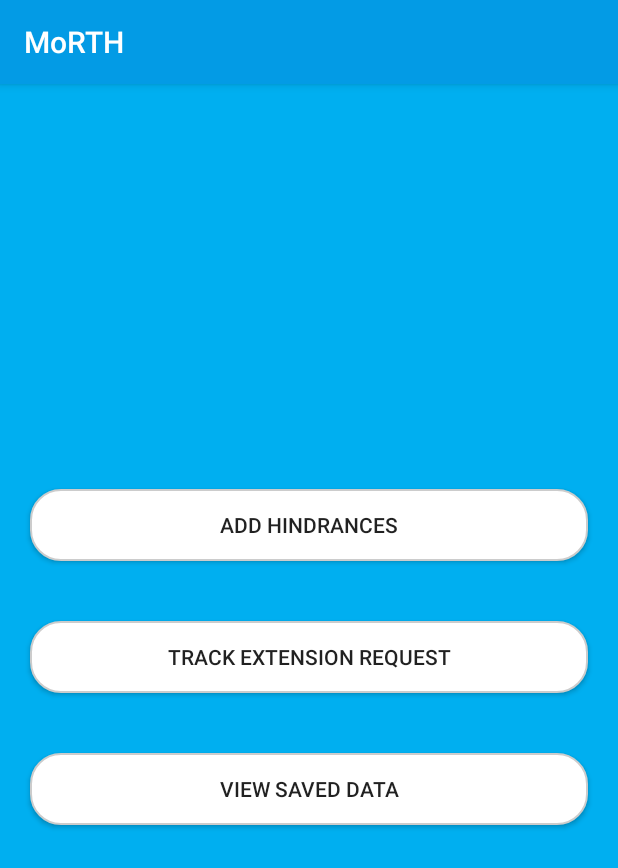
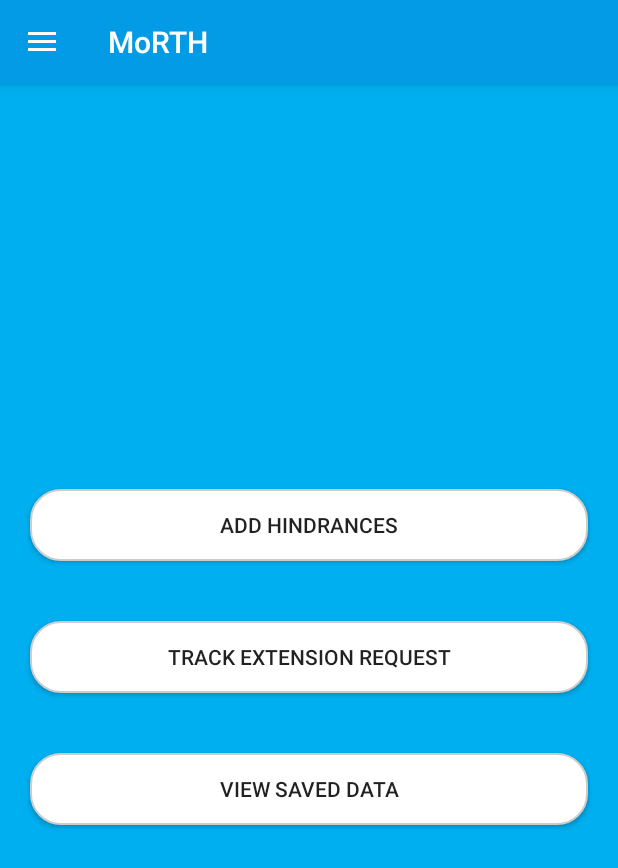
Before and after one commit to souravpaul8/MoRTH, an Android app: the HomeActivity screen opened directly, with no data from a screen before it, on a phone screen of 412 x 824 dp. Shown: the top 868 px of the screen. Run offline under Robolectric (Android 15) with nearby library versions, the phone set to English and light mode, and no system bars.

Commit message:
Navigation Drawer added

```diff
--- a/app/build.gradle
+++ b/app/build.gradle
@@ -22,6 +22,7 @@ android {
 dependencies {
     implementation fileTree(dir: 'libs', include: ['*.jar'])
     implementation 'com.android.support:appcompat-v7:28.0.0'
+    implementation 'com.android.support:design:28.0.0'
     implementation 'com.android.support:recyclerview-v7:28.0.0'
     implementation 'com.android.support.constraint:constraint-layout:1.1.3'
     implementation 'com.android.support:cardview-v7:28.0.0'
--- a/app/src/main/java/com/thecombatant/morth/HomeActivity.java
+++ b/app/src/main/java/com/thecombatant/morth/HomeActivity.java
@@ -1,21 +1,40 @@
 package com.thecombatant.morth;
 
 import android.content.Intent;
+import android.support.annotation.NonNull;
+import android.support.design.widget.NavigationView;
+import android.support.v4.widget.DrawerLayout;
+import android.support.v7.app.ActionBarDrawerToggle;
 import android.support.v7.app.AppCompatActivity;
 import android.os.Bundle;
+import android.view.MenuItem;
 import android.view.View;
 import android.widget.Button;
 import android.widget.Toast;
 
-public class HomeActivity extends AppCompatActivity {
+public class HomeActivity extends AppCompatActivity implements NavigationView.OnNavigationItemSelectedListener {
 
     Button WeatherRelatedHindrances;
     Button ViewSavedData;
+
+    //for DrawerLayout
+    private DrawerLayout mDrawerLayout;
+    private ActionBarDrawerToggle mToggle;
 
     @Override
     protected void onCreate(Bundle savedInstanceState) {
         super.onCreate(savedInstanceState);
         setContentView(R.layout.activity_home);
+
+        //for DrawerLayout
+        mDrawerLayout = findViewById(R.id.drawer);
+        mToggle = new ActionBarDrawerToggle(this,mDrawerLayout,R.string.open,R.string.close);
+        mDrawerLayout.addDrawerListener(mToggle);
+        mToggle.syncState();
+        getSupportActionBar().setDisplayHomeAsUpEnabled(true);
+
+        NavigationView navigationView = findViewById(R.id.navigationMenu);
+        navigationView.setNavigationItemSelectedListener(this);
 
         final String tender = getIntent().getStringExtra("Tender_01");
         final String startdateofProject = getIntent().getStringExtra("startdateProject");
@@ -50,4 +69,18 @@ public class HomeActivity extends AppCompatActivity {
         });
 
     }
+
+    @Override
+    public boolean onOptionsItemSelected(MenuItem item){
+        if(mToggle.onOptionsItemSelected(item)){
+            return true;
+        }
+
+        return super.onOptionsItemSelected(item);
+    }
+
+    @Override
+    public boolean onNavigationItemSelected(@NonNull MenuItem menuItem) {
+        return true;
+    }
 }
--- a/app/src/main/res/layout/activity_home.xml
+++ b/app/src/main/res/layout/activity_home.xml
@@ -1,13 +1,17 @@
 <?xml version="1.0" encoding="utf-8"?>
-<LinearLayout xmlns:android="http://schemas.android.com/apk/res/android"
+<android.support.v4.widget.DrawerLayout xmlns:android="http://schemas.android.com/apk/res/android"
     xmlns:tools="http://schemas.android.com/tools"
     android:layout_width="match_parent"
     android:layout_height="match_parent"
+    xmlns:app="http://schemas.android.com/apk/res-auto"
     android:background="#00AFF0"
-    android:orientation="vertical"
-    xmlns:app="http://schemas.android.com/apk/res-auto"
+    android:id="@+id/drawer"
     tools:context=".HomeActivity">
 
+<LinearLayout
+    android:layout_width="match_parent"
+    android:layout_height="match_parent"
+    android:orientation="vertical">
 
     <LinearLayout
         android:layout_width="match_parent"
@@ -45,5 +49,17 @@
         android:background="@drawable/custom_linear_layout_border"
         android:text="View Saved Data" />
     </LinearLayout>
+</LinearLayout>
 
-</LinearLayout>
+    <android.support.design.widget.NavigationView
+        android:layout_width="wrap_content"
+        android:layout_height="match_parent"
+        app:menu="@menu/menubaritem"
+        android:background="#ffffff"
+        android:layout_gravity="start"
+        android:id="@+id/navigationMenu"
+        android:fitsSystemWindows="true">
+
+    </android.support.design.widget.NavigationView>
+
+</android.support.v4.widget.DrawerLayout>
--- a/app/src/main/res/values/strings.xml
+++ b/app/src/main/res/values/strings.xml
@@ -1,6 +1,8 @@
 <resources>
     <string name="app_name">MoRTH</string>
     <string name="start_date">Start Date of Project</string>
+    <string name="open">Open</string>
+    <string name="close">Close</string>
     <string-array name="india_states">
         <item>Jharkhand</item>
         <item>Odishaa</item>
```
